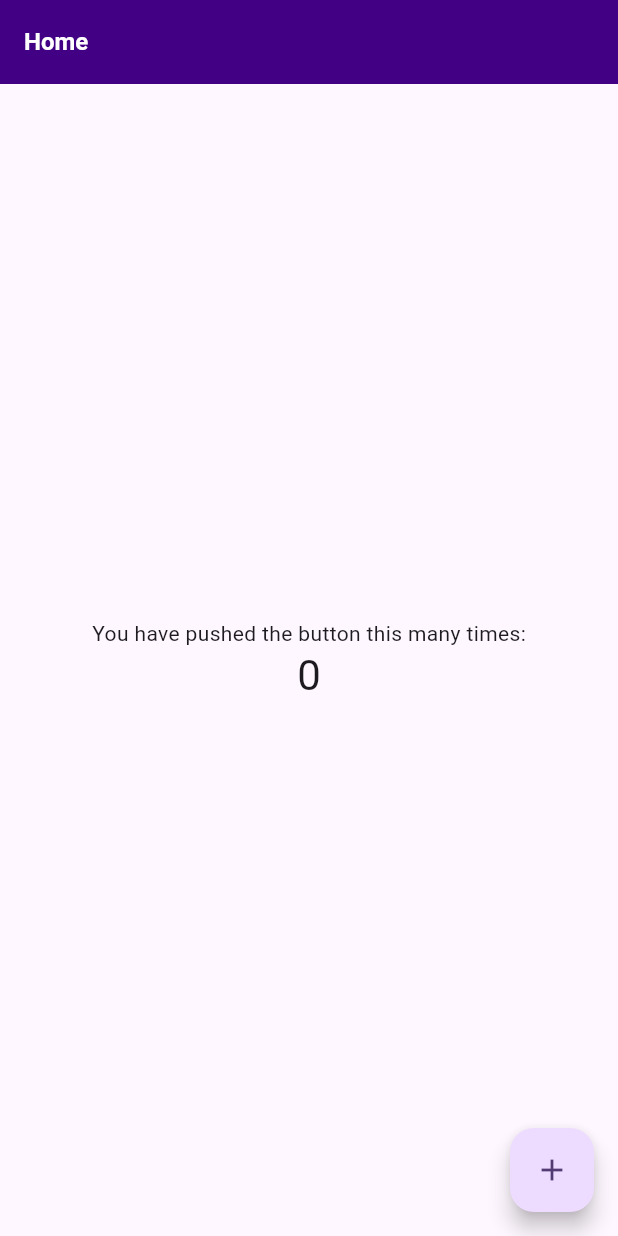
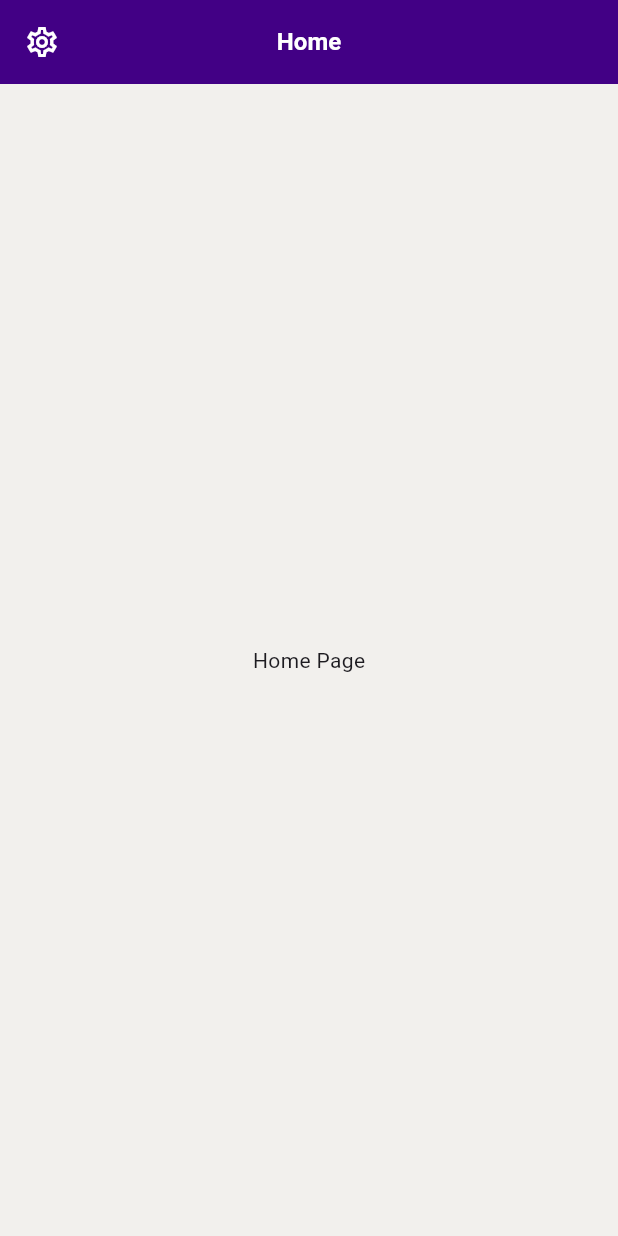
Before and after one commit to aaguil10/ava_take_home, a Flutter app: the screen it shows after launch, on a phone screen of 412 x 824 dp. Run offline on Flutter 3.47's test engine with Material 3 defaults, Android fonts, the phone set to English and light mode, and no system bars; our stand-ins replace go_router, google_fonts; Roboto replaces fonts that are missing (Playball).

Commit message:
Added basic skeleton

```diff
--- /dev/null
+++ b/lib/app_router.dart
@@ -0,0 +1,29 @@
+import 'package:flutter/material.dart';
+import 'package:go_router/go_router.dart';
+
+import 'features/employment/view/employment_info_page.dart';
+import 'features/feedback/view/feedback_page.dart';
+import 'features/home/view/home_screen.dart';
+
+class AppRouter {
+  static final GoRouter router = GoRouter(
+    initialLocation: '/',
+    routes: [
+      GoRoute(
+        path: '/',
+        name: 'home',
+        builder: (context, state) => const HomeScreen(),
+      ),
+      GoRoute(
+        path: '/employment',
+        name: 'employment',
+        builder: (context, state) => const EmploymentInfoPage(),
+      ),
+      GoRoute(
+        path: '/feedback',
+        name: 'feedback',
+        builder: (context, state) => const FeedbackPage(),
+      ),
+    ],
+  );
+}
--- a/lib/core/colors.dart
+++ b/lib/core/colors.dart
@@ -2,3 +2,4 @@ import 'package:flutter/material.dart';
 
 const Color primaryPurple = Color(0xFF420085);
 const Color secondaryGreen = Color(0xFF48A388);
+const Color creamBackground = Color(0xFFF2F0ED);
--- a/lib/core/theme.dart
+++ b/lib/core/theme.dart
@@ -2,12 +2,20 @@ import 'package:ava_take_home/core/colors.dart';
 import 'package:flutter/material.dart';
 import 'package:google_fonts/google_fonts.dart';
 
-final ColorScheme _myScheme = ColorScheme.fromSeed(
-  seedColor: primaryPurple,
-).copyWith(primary: primaryPurple, secondary: secondaryGreen);
+final ColorScheme _myScheme = ColorScheme.fromSeed(seedColor: primaryPurple)
+    .copyWith(
+      primary: primaryPurple,
+      secondary: secondaryGreen,
+      surface: creamBackground,
+    );
 
 final ThemeData appTheme = ThemeData(
   textTheme: GoogleFonts.playballTextTheme(), // Closest to 'At Hauss' font
+  cardTheme: CardThemeData(
+    color: Colors.white,
+    elevation: 2,
+    shape: RoundedRectangleBorder(borderRadius: BorderRadius.circular(24)),
+  ),
   colorScheme: _myScheme,
   appBarTheme: AppBarTheme(
     backgroundColor: _myScheme.primary,
--- /dev/null
+++ b/lib/features/home/view/home_screen.dart
@@ -0,0 +1,23 @@
+import 'package:flutter/material.dart';
+import 'package:go_router/go_router.dart';
+
+class HomeScreen extends StatelessWidget {
+  const HomeScreen({super.key});
+
+  @override
+  Widget build(BuildContext context) {
+    return Scaffold(
+      appBar: AppBar(
+        centerTitle: true,
+        title: Text('Home'),
+        leading: IconButton(
+          icon: Icon(Icons.settings_outlined, color: Colors.white),
+          onPressed: () {
+            context.push('/employment');
+          },
+        ),
+      ),
+      body: Center(child: Text('Home Page')),
+    );
+  }
+}
--- a/lib/main.dart
+++ b/lib/main.dart
@@ -1,3 +1,4 @@
+import 'package:ava_take_home/app_router.dart';
 import 'package:ava_take_home/core/theme.dart';
 import 'package:flutter/material.dart';
 
@@ -10,53 +11,10 @@ class MyApp extends StatelessWidget {
 
   @override
   Widget build(BuildContext context) {
-    return MaterialApp(
-      title: 'Ava',
+    return MaterialApp.router(
+      debugShowCheckedModeBanner: false,
+      routerConfig: AppRouter.router,
       theme: appTheme,
-      home: const MyHomePage(title: 'Home'),
     );
   }
 }
-
-class MyHomePage extends StatefulWidget {
-  const MyHomePage({super.key, required this.title});
-
-  final String title;
-
-  @override
-  State<MyHomePage> createState() => _MyHomePageState();
-}
-
-class _MyHomePageState extends State<MyHomePage> {
-  int _counter = 0;
-
-  void _incrementCounter() {
-    setState(() {
-      _counter++;
-    });
-  }
-
-  @override
-  Widget build(BuildContext context) {
-    return Scaffold(
-      appBar: AppBar(title: Text(widget.title)),
-      body: Center(
-        child: Column(
-          mainAxisAlignment: MainAxisAlignment.center,
-          children: <Widget>[
-            const Text('You have pushed the button this many times:'),
-            Text(
-              '$_counter',
-              style: Theme.of(context).textTheme.headlineMedium,
-            ),
-          ],
-        ),
-      ),
-      floatingActionButton: FloatingActionButton(
-        onPressed: _incrementCounter,
-        tooltip: 'Increment',
-        child: const Icon(Icons.add),
-      ),
-    );
-  }
-}
--- a/pubspec.yaml
+++ b/pubspec.yaml
@@ -35,6 +35,7 @@ dependencies:
   # Use with the CupertinoIcons class for iOS style icons.
   cupertino_icons: ^1.0.8
   google_fonts: ^6.2.1
+  go_router: ^16.0.0
 
 dev_dependencies:
   flutter_test:
```
Also changed, not shown: lib/features/employment/view/employment_info_page.dart (added, +22 -0 lines), lib/features/feedback/view/feedback_page.dart (added, +10 -0 lines), 1 other file.
